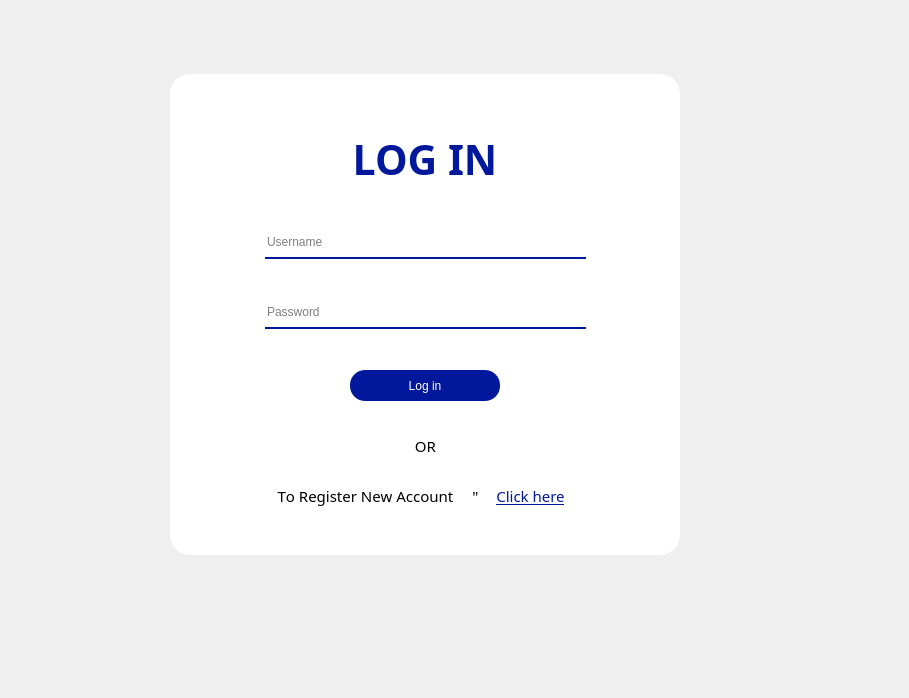
First picture: the form in login.ui, repository tvie20/Course_Socket_Programming, before the edit.
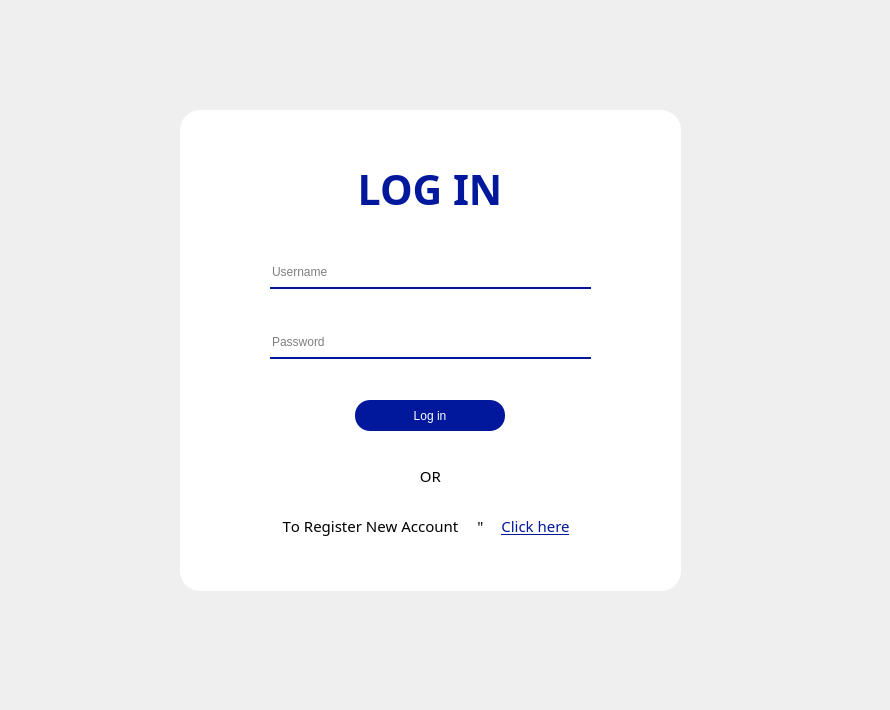
Second picture: the form after the edit.

The edit to the form file:
```diff
--- a/login.ui
+++ b/login.ui
@@ -6,8 +6,8 @@
    <rect>
     <x>0</x>
     <y>0</y>
-    <width>909</width>
-    <height>698</height>
+    <width>890</width>
+    <height>710</height>
    </rect>
   </property>
   <property name="cursor">
@@ -23,10 +23,10 @@
    <widget class="QWidget" name="widget" native="true">
     <property name="geometry">
      <rect>
-      <x>150</x>
-      <y>60</y>
-      <width>551</width>
-      <height>511</height>
+      <x>140</x>
+      <y>90</y>
+      <width>581</width>
+      <height>541</height>
      </rect>
     </property>
     <widget class="QPushButton" name="loginbutton">
@@ -35,7 +35,7 @@
      </property>
      <property name="geometry">
       <rect>
-       <x>200</x>
+       <x>215</x>
        <y>310</y>
        <width>150</width>
        <height>31</height>
@@ -104,7 +104,7 @@
     <widget class="QLabel" name="Ask_2">
      <property name="geometry">
       <rect>
-       <x>165</x>
+       <x>180</x>
        <y>370</y>
        <width>221</width>
        <height>31</height>
@@ -147,7 +147,7 @@
     <widget class="QLabel" name="dangnhap">
      <property name="geometry">
       <rect>
-       <x>20</x>
+       <x>35</x>
        <y>34</y>
        <width>510</width>
        <height>131</height>
@@ -168,7 +168,7 @@
       <string>LOG IN</string>
      </property>
      <property name="textFormat">
-      <enum>Qt::MarkdownText</enum>
+      <enum>Qt::PlainText</enum>
      </property>
      <property name="alignment">
       <set>Qt::AlignCenter</set>
@@ -180,9 +180,9 @@
      </property>
      <property name="geometry">
       <rect>
-       <x>20</x>
-       <y>14</y>
-       <width>510</width>
+       <x>40</x>
+       <y>20</y>
+       <width>501</width>
        <height>481</height>
       </rect>
      </property>
@@ -200,7 +200,7 @@
     <widget class="QLineEdit" name="username">
      <property name="geometry">
       <rect>
-       <x>115</x>
+       <x>130</x>
        <y>168</y>
        <width>321</width>
        <height>31</height>
@@ -229,7 +229,7 @@
     <widget class="QLineEdit" name="password">
      <property name="geometry">
       <rect>
-       <x>115</x>
+       <x>130</x>
        <y>238</y>
        <width>321</width>
        <height>31</height>
@@ -258,7 +258,7 @@
     <widget class="QPushButton" name="Register">
      <property name="geometry">
       <rect>
-       <x>335</x>
+       <x>350</x>
        <y>420</y>
        <width>91</width>
        <height>31</height>
@@ -304,7 +304,7 @@
     <widget class="QLabel" name="Ask">
      <property name="geometry">
       <rect>
-       <x>125</x>
+       <x>140</x>
        <y>420</y>
        <width>181</width>
        <height>31</height>
@@ -347,7 +347,7 @@
     <widget class="QLabel" name="Ask_3">
      <property name="geometry">
       <rect>
-       <x>305</x>
+       <x>320</x>
        <y>420</y>
        <width>41</width>
        <height>31</height>
```
Left out of the diff: 8 changed lines with no effect on the pictures.
